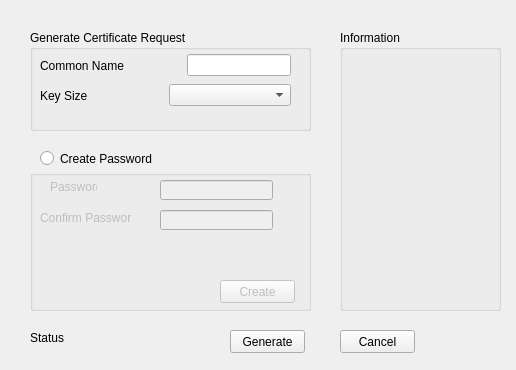
Old version of the form gencsr.ui in the repository stacywaturi/Design1.
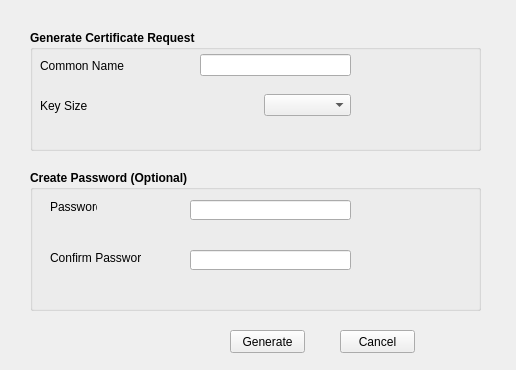
New version of the form.

Diff of the .ui file:
```diff
--- a/gencsr.ui
+++ b/gencsr.ui
@@ -18,10 +18,17 @@
     <rect>
      <x>30</x>
      <y>30</y>
-     <width>281</width>
-     <height>101</height>
+     <width>451</width>
+     <height>121</height>
     </rect>
    </property>
+   <property name="font">
+    <font>
+     <weight>75</weight>
+     <bold>true</bold>
+     <underline>false</underline>
+    </font>
+   </property>
    <property name="title">
     <string>Generate Certificate Request</string>
    </property>
@@ -29,21 +36,34 @@
     <property name="geometry">
      <rect>
       <x>10</x>
-      <y>50</y>
-      <width>251</width>
+      <y>60</y>
+      <width>311</width>
       <height>31</height>
      </rect>
     </property>
     <layout class="QHBoxLayout" name="horizontalLayout_6">
      <item>
       <widget class="QLabel" name="label_6">
+       <property name="font">
+        <font>
+         <weight>50</weight>
+         <bold>false</bold>
+        </font>
+       </property>
        <property name="text">
-        <string>Key Size</string>
+        <string>Key Size                                                   </string>
        </property>
       </widget>
      </item>
      <item>
-      <widget class="QComboBox" name="keySizesComboBox"/>
+      <widget class="QComboBox" name="keySizesComboBox">
+       <property name="font">
+        <font>
+         <weight>50</weight>
+         <bold>false</bold>
+        </font>
+       </property>
+      </widget>
      </item>
     </layout>
    </widget>
@@ -52,15 +72,21 @@
      <rect>
       <x>10</x>
       <y>20</y>
-      <width>251</width>
+      <width>311</width>
       <height>31</height>
      </rect>
     </property>
     <layout class="QHBoxLayout" name="horizontalLayout_7">
      <item>
       <widget class="QLabel" name="commonName_label">
+       <property name="font">
+        <font>
+         <weight>50</weight>
+         <bold>false</bold>
+        </font>
+       </property>
        <property name="text">
-        <string>Common Name                 </string>
+        <string>Common Name                     </string>
        </property>
       </widget>
      </item>
@@ -76,19 +102,25 @@
      </item>
     </layout>
    </widget>
-  </widget>
-  <widget class="QGroupBox" name="groupBox_2">
-   <property name="geometry">
-    <rect>
-     <x>340</x>
-     <y>30</y>
-     <width>161</width>
-     <height>281</height>
-    </rect>
-   </property>
-   <property name="title">
-    <string>Information</string>
-   </property>
+   <widget class="QLabel" name="commonName_label_2">
+    <property name="geometry">
+     <rect>
+      <x>330</x>
+      <y>20</y>
+      <width>111</width>
+      <height>20</height>
+     </rect>
+    </property>
+    <property name="font">
+     <font>
+      <weight>50</weight>
+      <bold>false</bold>
+     </font>
+    </property>
+    <property name="text">
+     <string/>
+    </property>
+   </widget>
   </widget>
   <widget class="QPushButton" name="genCSRButton">
    <property name="geometry">
@@ -126,30 +158,36 @@
     </rect>
    </property>
    <property name="text">
-    <string>Status</string>
+    <string/>
    </property>
   </widget>
   <widget class="QGroupBox" name="hBoxCreatePassword">
    <property name="enabled">
-    <bool>false</bool>
+    <bool>true</bool>
    </property>
    <property name="geometry">
     <rect>
      <x>30</x>
      <y>170</y>
-     <width>281</width>
+     <width>451</width>
      <height>141</height>
     </rect>
    </property>
+   <property name="font">
+    <font>
+     <weight>75</weight>
+     <bold>true</bold>
+    </font>
+   </property>
    <property name="title">
-    <string/>
+    <string>Create Password (Optional)</string>
    </property>
    <widget class="QLineEdit" name="password_private_key">
     <property name="geometry">
      <rect>
-      <x>130</x>
-      <y>10</y>
-      <width>113</width>
+      <x>160</x>
+      <y>30</y>
+      <width>161</width>
       <height>20</height>
      </rect>
     </property>
@@ -160,9 +198,9 @@
    <widget class="QLineEdit" name="confirm_password_private_key">
     <property name="geometry">
      <rect>
-      <x>130</x>
-      <y>40</y>
-      <width>113</width>
+      <x>160</x>
+      <y>80</y>
+      <width>161</width>
       <height>20</height>
      </rect>
     </property>
@@ -171,14 +209,23 @@
     </property>
    </widget>
    <widget class="QLabel" name="label_2">
+    <property name="enabled">
+     <bool>true</bool>
+    </property>
     <property name="geometry">
      <rect>
       <x>20</x>
-      <y>10</y>
+      <y>30</y>
       <width>47</width>
       <height>13</height>
      </rect>
     </property>
+    <property name="font">
+     <font>
+      <weight>50</weight>
+      <bold>false</bold>
+     </font>
+    </property>
     <property name="text">
      <string>Password</string>
     </property>
@@ -186,12 +233,18 @@
    <widget class="QLabel" name="label_3">
     <property name="geometry">
      <rect>
-      <x>10</x>
-      <y>40</y>
+      <x>20</x>
+      <y>80</y>
       <width>91</width>
       <height>16</height>
      </rect>
     </property>
+    <property name="font">
+     <font>
+      <weight>50</weight>
+      <bold>false</bold>
+     </font>
+    </property>
     <property name="text">
      <string>Confirm Password</string>
     </property>
@@ -199,42 +252,41 @@
    <widget class="QLabel" name="confirmPassword_label">
     <property name="geometry">
      <rect>
-      <x>30</x>
-      <y>80</y>
-      <width>211</width>
-      <height>20</height>
-     </rect>
-    </property>
-    <property name="text">
-     <string/>
-    </property>
-   </widget>
-   <widget class="QPushButton" name="createPassword_Btn">
-    <property name="geometry">
-     <rect>
-      <x>190</x>
+      <x>20</x>
       <y>110</y>
-      <width>75</width>
-      <height>23</height>
+      <width>301</width>
+      <height>20</height>
      </rect>
     </property>
+    <property name="font">
+     <font>
+      <weight>50</weight>
+      <bold>false</bold>
+     </font>
+    </property>
     <property name="text">
-     <string>Create</string>
+     <string/>
     </property>
    </widget>
-  </widget>
-  <widget class="QRadioButton" name="create_password_privatekey_radioButton">
-   <property name="geometry">
-    <rect>
-     <x>40</x>
-     <y>150</y>
-     <width>201</width>
-     <height>17</height>
-    </rect>
-   </property>
-   <property name="text">
-    <string>Create Password</string>
-   </property>
+   <widget class="QLabel" name="password_label">
+    <property name="geometry">
+     <rect>
+      <x>20</x>
+      <y>50</y>
+      <width>301</width>
+      <height>20</height>
+     </rect>
+    </property>
+    <property name="font">
+     <font>
+      <weight>50</weight>
+      <bold>false</bold>
+     </font>
+    </property>
+    <property name="text">
+     <string/>
+    </property>
+   </widget>
   </widget>
  </widget>
  <resources/>
```
